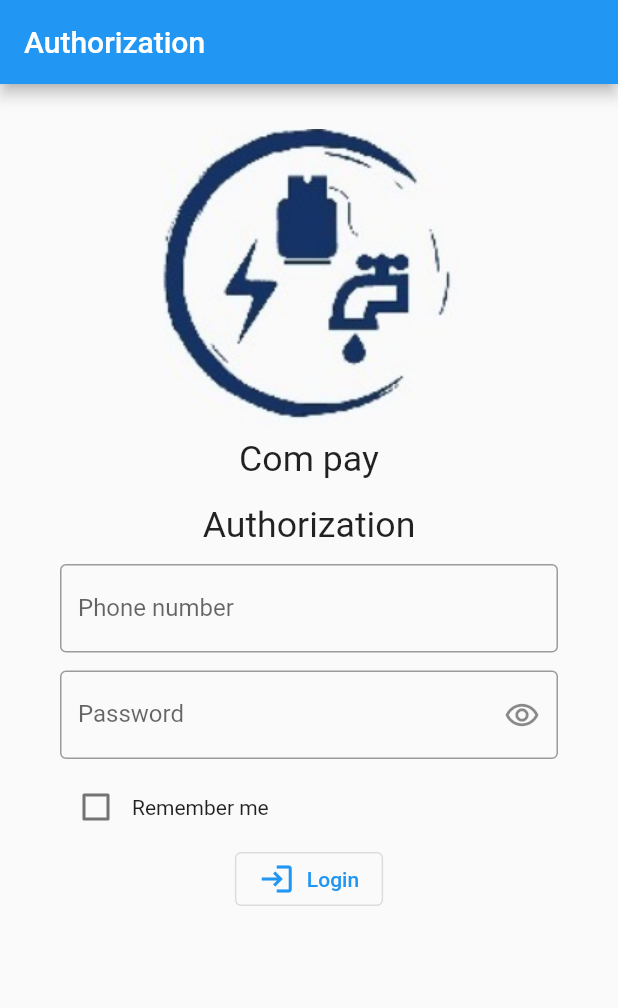
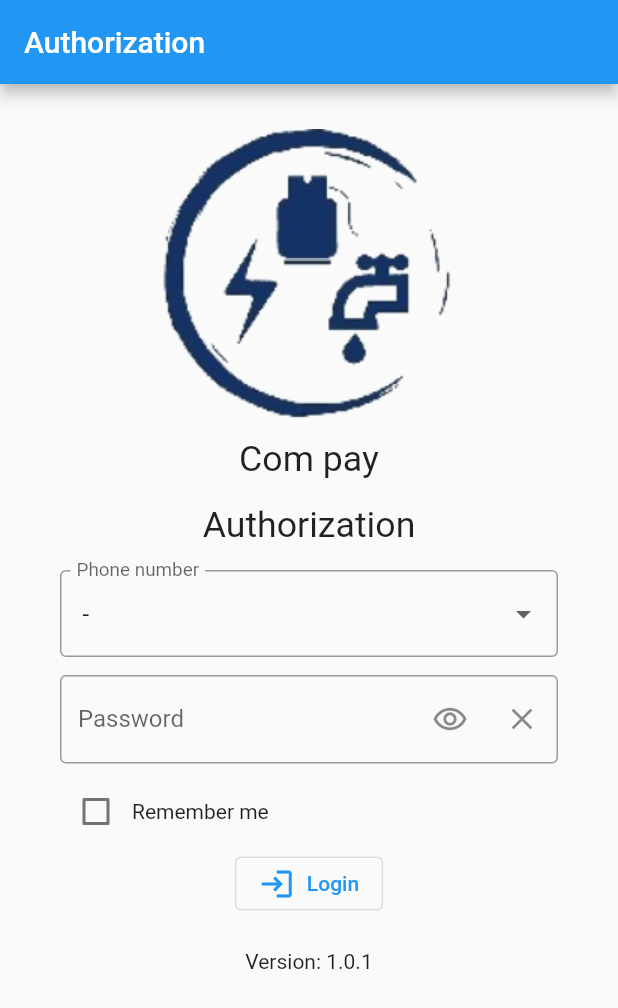
Before and after one commit to Not0range/CommPay, a Flutter app: the screen it shows after launch, on a phone screen of 412 x 824 dp. Shown: the top 1008 px of the screen. Run offline on Flutter 3.47's test engine with Material 2 defaults, Android fonts, the phone set to English and light mode, and no system bars; our stand-ins replace image_picker, package_info, shared_preferences; missing offline and left inert: mobile_scanner; generated files the repository leaves out were written again.

Commit message:
Dropdown list in login page and more

```diff
--- a/lib/locale/app_en.arb
+++ b/lib/locale/app_en.arb
@@ -4,6 +4,7 @@
   "cancel": "Cancel",
   "yes": "Yes",
   "no": "No",
+  "version": "Version",
   "notImplemnted": "Not Implemnted",
   "loading": "Loading...",
   "searchInvite": "Type query an press search button",
@@ -13,6 +14,7 @@
   "qrNotFount": "Image not contains qr-codes",
 
   "networkError": "Network error. Check Internet connection.",
+  "loginError": "Wrong number and/or password",
   "errorLoadingData": "Load data error.\nTry again later.",
   "refresh": "Refresh",
   "fieldsMustFilled": "All fields must be filled",
--- a/lib/locale/app_ru.arb
+++ b/lib/locale/app_ru.arb
@@ -4,6 +4,7 @@
   "cancel": "Отмена",
   "yes": "Да",
   "no": "Нет",
+  "version": "Версия",
   "notImplemnted": "Не реализовано",
   "loading": "Загрузка...",
   "searchInvite": "Введите запрос и нажмите кнопку поиска",
@@ -13,6 +14,7 @@
   "qrNotFount": "Изображение не содержит QR-кодов",
 
   "networkError": "Ошибка поключения. Проверьте соединение с Интернетом.",
+  "loginError": "Неверно введены номер телефона и/или пароль",
   "errorLoadingData": "Ошибка загрузки данных.\nПовторите попытку позже.",
   "refresh": "Обновить",
   "fieldsMustFilled": "Все поля должны быть заполнены",
@@ -23,7 +25,7 @@
   "sameDates": "Даты должны различаться",
 
   "authorization": "Авторизация",
-  "comPay": "Комунальные платежи",
+  "comPay": "Коммунальные платежи",
   "phone": "Телефон",
   "password": "Пароль",
   "remember": "Запомнить",
--- a/lib/routes/login_route.dart
+++ b/lib/routes/login_route.dart
@@ -10,6 +10,7 @@ import 'package:com_pay/api.dart' as api;
 
 import 'package:flutter_gen/gen_l10n/app_localizations.dart';
 import 'package:http/http.dart';
+import 'package:package_info/package_info.dart';
 import 'package:shared_preferences/shared_preferences.dart';
 import '../app_model.dart';
 import 'main_route.dart';
@@ -23,14 +24,18 @@ class LoginRoute extends StatefulWidget {
 }
 
 class _LoginRouteState extends State<LoginRoute> {
+  TextEditingController passwordController = TextEditingController();
+
   bool remember = false;
-  String phone = '';
+  String? phone;
   String password = '';
 
   bool login = false;
   bool loading = true;
   bool passwordError = false;
   bool passwordVisible = false;
+
+  String version = '';
 
   @override
   void initState() {
@@ -39,6 +44,11 @@ class _LoginRouteState extends State<LoginRoute> {
   }
 
   Future _loadStorage() async {
+    var info = await PackageInfo.fromPlatform();
+    setState(() {
+      version = info.version;
+    });
+
     SharedPreferences.getInstance().then((prefs) {
       if (prefs.containsKey('photo_queue')) {
         var list = prefs.getStringList('photo_queue');
@@ -52,16 +62,25 @@ class _LoginRouteState extends State<LoginRoute> {
         }
       }
 
-      if (prefs.containsKey('phone')) {
+      if (prefs.containsKey('phone') && prefs.containsKey('password')) {
         var phone = prefs.getString('phone');
-        if (phone != null) {
+        var password = prefs.getString('password');
+        if (phone != null && password != null) {
+          passwordController.text = password;
           setState(() {
             this.phone = phone;
+            this.password = password;
             remember = true;
           });
         }
       }
       _setLoading(false);
+    });
+  }
+
+  void _setLogin(bool value) {
+    setState(() {
+      login = value;
     });
   }
 
@@ -79,7 +98,7 @@ class _LoginRouteState extends State<LoginRoute> {
     });
   }
 
-  void _setPhone(String value) {
+  void _setPhone(String? value) {
     setState(() {
       phone = value;
     });
@@ -104,10 +123,16 @@ class _LoginRouteState extends State<LoginRoute> {
     });
   }
 
+  void _clearPassword() {
+    _setPassword('');
+    passwordController.clear();
+  }
+
   Future _login() async {
     FocusScope.of(context).unfocus();
     await Future.delayed(Duration.zero, () async {
-      if (phone.isEmptyOrSpace ||
+      if (phone == null ||
+          phone!.isEmptyOrSpace ||
           password.isEmptyOrSpace ||
           password.length < 5) {
         await showErrorDialog(
@@ -117,25 +142,32 @@ class _LoginRouteState extends State<LoginRoute> {
             {AppLocalizations.of(context)!.ok: DialogResult.ok});
         return;
       }
-      setState(() {
-        login = true;
-      });
+      _setLogin(true);
 
       try {
-        String key = await api.login(phone, password);
-
+        await api.login(phone!, password).then((key) async {
+          if (key == null) {
+            await showErrorDialog(
+                context,
+                AppLocalizations.of(context)!.error,
+                AppLocalizations.of(context)!.loginError,
+                {AppLocalizations.of(context)!.ok: DialogResult.ok});
+            _setLogin(false);
+            return;
+          }
           var prefs = await SharedPreferences.getInstance();
           if (remember) {
-          prefs.setString('phone', phone);
-        } else if (prefs.containsKey('phone')) {
+            prefs.setString('phone', phone!);
+            prefs.setString('password', password);
+          } else {
             prefs.remove('phone');
+            prefs.remove('password');
           }
 
           _goToMain(key);
+        });
       } on ClientException catch (_) {
-        setState(() {
-          login = false;
-        });
+        _setLogin(false);
         showErrorDialog(context, AppLocalizations.of(context)!.error,
             AppLocalizations.of(context)!.networkError, {
           AppLocalizations.of(context)!.refresh: DialogResult.retry,
@@ -195,14 +227,55 @@ class _LoginRouteState extends State<LoginRoute> {
                               AppLocalizations.of(context)!.authorization,
                               textScaleFactor: 1.7),
                         ),
-                        TextInput(
-                            text: phone,
-                            placeholder: AppLocalizations.of(context)!.phone,
-                            textInputAction: TextInputAction.next,
-                            keyboardType: TextInputType.phone,
+                        Container(
+                          margin: const EdgeInsets.symmetric(vertical: 8),
+                          padding: const EdgeInsets.symmetric(
+                              horizontal: 10, vertical: 4),
+                          decoration: BoxDecoration(
+                              borderRadius: BorderRadius.circular(4),
+                              border: Border.all(
+                                  color: Theme.of(context).disabledColor)),
+                          child: Stack(
+                            clipBehavior: Clip.none,
+                            children: [
+                              DropdownButton<String>(
+                                  underline: Container(),
+                                  isExpanded: true,
+                                  value: phone,
+                                  items: api.phoneNumbers
+                                      .map((e) => DropdownMenuItem(
+                                            value: e,
+                                            child: Text(e),
+                                          ))
+                                      .toList()
+                                    ..insert(
+                                        0,
+                                        const DropdownMenuItem(
+                                          value: null,
+                                          child: Text(' - '),
+                                        )),
                                   onChanged: _setPhone),
+                              Positioned(
+                                  top: -13,
+                                  left: -4,
+                                  child: Container(
+                                    padding: const EdgeInsets.symmetric(
+                                        horizontal: 4),
+                                    color: Theme.of(context)
+                                        .scaffoldBackgroundColor,
+                                    child: Text(
+                                      AppLocalizations.of(context)!.phone,
+                                      textScaleFactor: 0.9,
+                                      style: TextStyle(
+                                          color: Theme.of(context).hintColor),
+                                    ),
+                                  ))
+                            ],
+                          ),
+                        ),
                         TextInput(
                           text: password,
+                          controller: passwordController,
                           placeholder: AppLocalizations.of(context)!.password,
                           textInputAction: TextInputAction.done,
                           keyboardType: TextInputType.visiblePassword,
@@ -215,12 +288,21 @@ class _LoginRouteState extends State<LoginRoute> {
                               : '',
                           subTextStyle: TextStyle(
                               color: Theme.of(context).colorScheme.error),
-                          iconButton: IconButton(
+                          iconButton: Row(
+                            mainAxisSize: MainAxisSize.min,
+                            mainAxisAlignment: MainAxisAlignment.end,
+                            children: [
+                              IconButton(
                                   onPressed: () =>
                                       _setPasswordVisible(!passwordVisible),
                                   icon: Icon(passwordVisible
                                       ? Icons.remove_red_eye
                                       : Icons.remove_red_eye_outlined)),
+                              IconButton(
+                                  onPressed: _clearPassword,
+                                  icon: const Icon(Icons.close))
+                            ],
+                          ),
                         ),
                         Row(
                           children: [
@@ -236,6 +318,11 @@ class _LoginRouteState extends State<LoginRoute> {
                           icon: const Icon(Icons.login),
                           label: Text(AppLocalizations.of(context)!.login),
                         ),
+                        Padding(
+                          padding: const EdgeInsets.only(top: 20),
+                          child: Text(
+                              '${AppLocalizations.of(context)!.version}: $version'),
+                        )
                       ]),
                     ),
                   ),
--- a/lib/widgets/text_input.dart
+++ b/lib/widgets/text_input.dart
@@ -14,6 +14,7 @@ class TextInput extends StatefulWidget {
   final TextStyle? textStyle;
   final TextStyle? subTextStyle;
   final Widget? iconButton;
+  final TextEditingController? controller;
 
   const TextInput(
       {super.key,
@@ -28,7 +29,8 @@ class TextInput extends StatefulWidget {
       this.subText,
       this.textStyle,
       this.subTextStyle,
-      this.iconButton});
+      this.iconButton,
+      this.controller});
 
   @override
   State<StatefulWidget> createState() => _TextInputState();
@@ -52,7 +54,8 @@ class _TextInputState extends State<TextInput>
       }
     });
 
-    editingController = TextEditingController(text: widget.text);
+    editingController =
+        widget.controller ?? TextEditingController(text: widget.text);
   }
 
   @override
--- a/pubspec.yaml
+++ b/pubspec.yaml
@@ -1,7 +1,7 @@
 name: com_pay
 description: A new Flutter project.
 publish_to: 'none'
-version: 0.1.0
+version: 1.0.1
 
 environment:
   sdk: '>=2.19.2 <3.0.0'
@@ -15,6 +15,7 @@ dependencies:
   image_picker: ^0.8.6+1
   intl: any
   mobile_scanner: ^3.0.0
+  package_info: ^2.0.2
   provider: ^6.0.5
   shared_preferences: ^2.0.17
 
```
Also changed, not shown: lib/api.dart (+8 -2 lines), assets/main_icon.png, pubspec.lock, 1 other file. Lines whose indentation alone changed are shown as unchanged.
